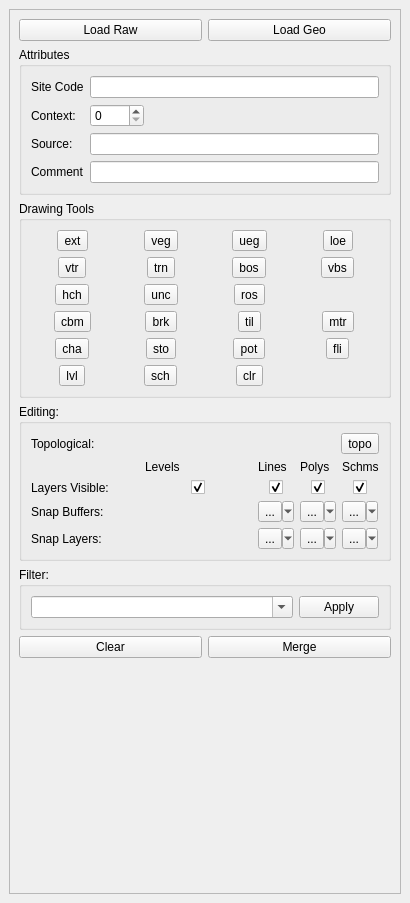
First picture: the form in ui_dock.ui, repository lparchaeology/ArkPlan, before the edit.
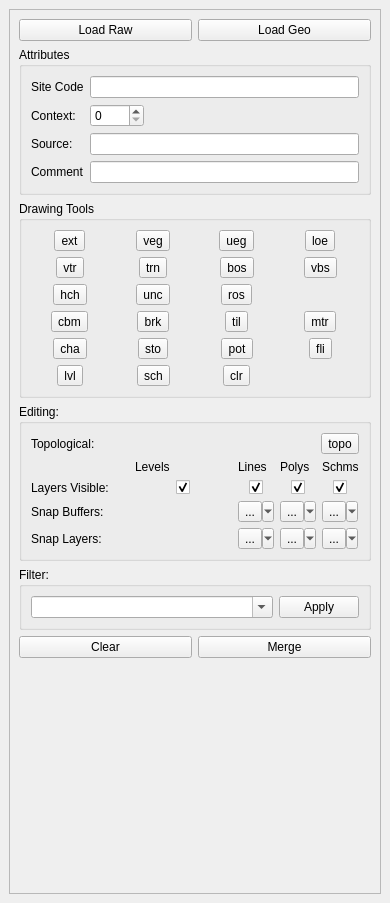
Second picture: the form after the edit. Custom widgets are drawn as their Qt base class.

The edit to the form file:
```diff
--- a/ui_dock.ui
+++ b/ui_dock.ui
@@ -6,7 +6,7 @@
    <rect>
     <x>0</x>
     <y>0</y>
-    <width>410</width>
+    <width>390</width>
     <height>903</height>
    </rect>
   </property>
@@ -40,7 +40,7 @@
         <rect>
          <x>0</x>
          <y>0</y>
-         <width>390</width>
+         <width>370</width>
          <height>855</height>
         </rect>
        </property>
```
